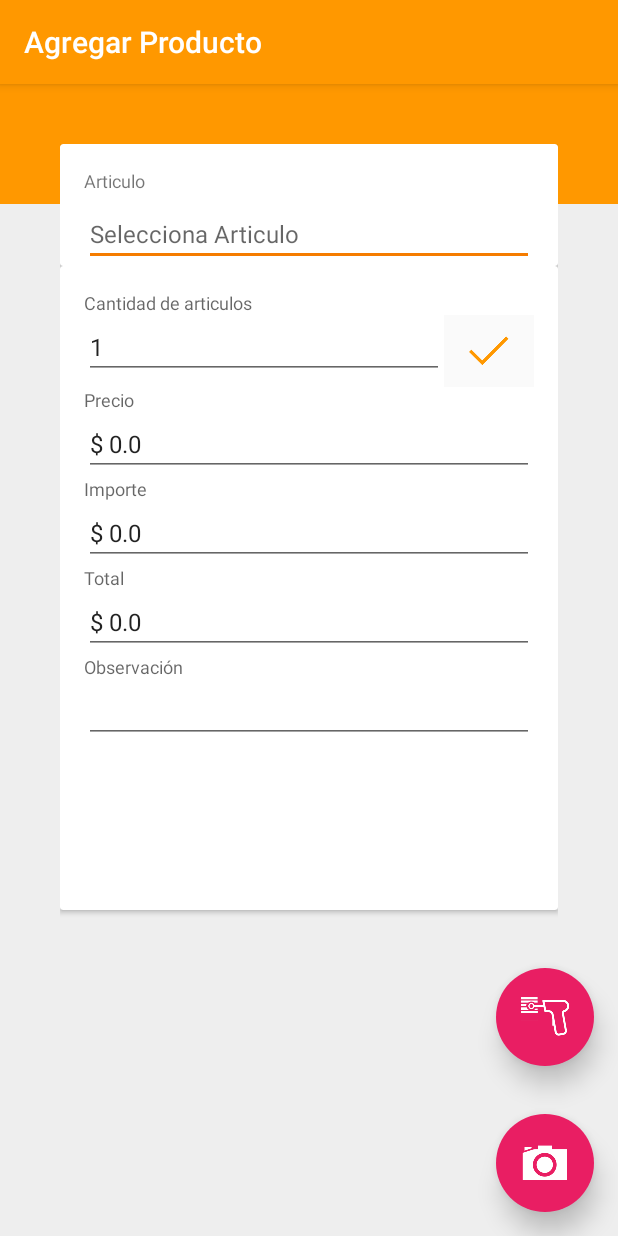
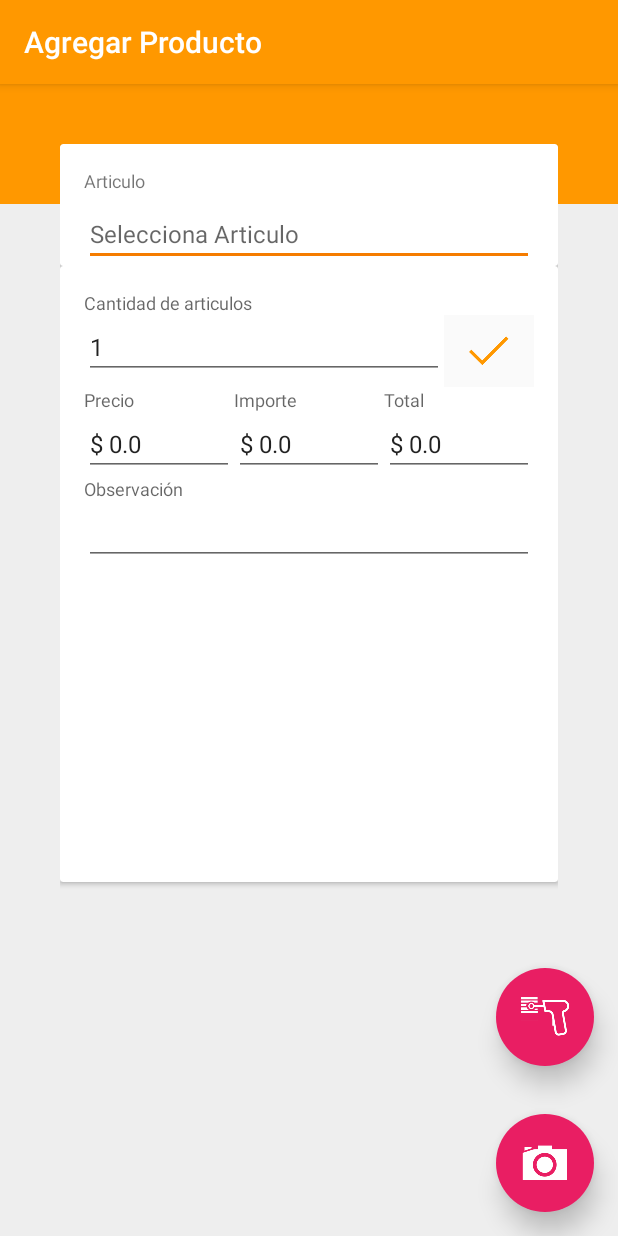
Before and after one commit to dmroldanch/Avanti3, an Android app: the ProductoN screen opened directly, with no data from a screen before it, on a phone screen of 412 x 824 dp. Run offline under Robolectric (Android 15) with nearby library versions, the phone set to English and light mode, and no system bars; libraries missing offline, so code that uses them is left out: com.itextpdf.text, com.loopj.android, cz.msebera.android; 1 statement that could not run was skipped.

```diff
--- a/app/src/main/java/mx/intelisis/maserp/avanti/SplashScreen.java
+++ b/app/src/main/java/mx/intelisis/maserp/avanti/SplashScreen.java
@@ -99,7 +99,7 @@ public class SplashScreen extends Activity {
 
     public void ObjDatosV() {
         AsyncHttpClient client = new AsyncHttpClient();
-        String url_v = "http://"+ip+"/consultaAgente.php";//
+        String url_v = "http://"+ip+"/consultaAgente.php";
         RequestParams parametros = new RequestParams();
 
         client.post(url_v, parametros, new AsyncHttpResponseHandler() {
--- a/app/src/main/res/layout/fragment_producto_n.xml
+++ b/app/src/main/res/layout/fragment_producto_n.xml
@@ -294,6 +294,18 @@
 
         </LinearLayout>
 
+            <LinearLayout
+                android:layout_width="match_parent"
+                android:layout_height="wrap_content"
+                android:orientation="horizontal"
+                android:layout_weight="3">
+
+                <LinearLayout
+                    android:layout_width="match_parent"
+                    android:layout_height="wrap_content"
+                    android:orientation="vertical"
+                    android:layout_weight="1">
+
             <TextView
             android:layout_width="wrap_content"
             android:layout_height="wrap_content"
@@ -316,6 +328,14 @@
             android:id="@+id/Producto_Precio_n"
             android:layout_below="@+id/precio_text"
             android:layout_alignParentStart="true" />
+
+                    </LinearLayout>
+
+                <LinearLayout
+                    android:layout_width="match_parent"
+                    android:layout_height="wrap_content"
+                    android:orientation="vertical"
+                    android:layout_weight="1">
 
         <TextView
             android:layout_width="wrap_content"
@@ -341,6 +361,14 @@
             android:layout_below="@+id/Importe_title"
             android:layout_alignParentLeft="true" />
 
+                    </LinearLayout>
+
+                <LinearLayout
+                    android:layout_width="match_parent"
+                    android:layout_height="wrap_content"
+                    android:orientation="vertical"
+                    android:layout_weight="1">
+
         <TextView
             android:layout_width="wrap_content"
             android:layout_height="wrap_content"
@@ -365,6 +393,10 @@
             android:layout_alignParentStart="true"
             android:layout_below="@+id/Total_title"
             android:layout_alignParentLeft="true" />
+
+                    </LinearLayout>
+
+    </LinearLayout>
 
 
             <TextView
@@ -518,7 +550,7 @@
             <ListView
                 android:id="@+id/listDisp"
                 android:layout_width="match_parent"
-                android:layout_height="wrap_content"
+                android:layout_height="100dp"
                 android:dividerHeight="0dp"
                 android:layout_below="@+id/disp_title">
             </ListView>
```
Also changed, not shown: 1 other file.
